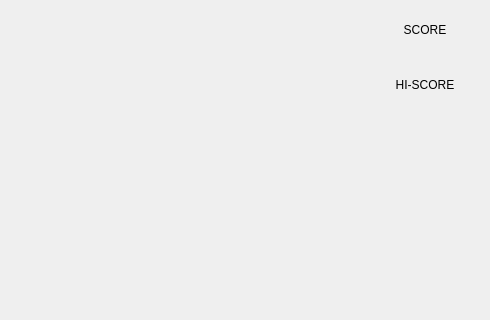
Above: src/widget.ui from alvarosamudio/Tetris-DTK before the change; both pictures show x 0 to 490 and y 169 to 489 of the 490 by 800 pixel window. Below: the same form after it.
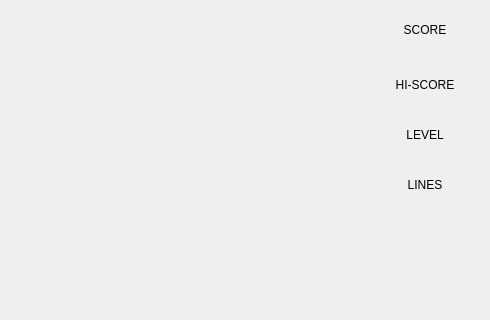
That is the form after the change.

Commit message: feat: add level and lines display to game UI

Patch:
```diff
--- a/src/widget.ui
+++ b/src/widget.ui
@@ -111,6 +111,38 @@
           </property>
          </widget>
         </item>
+        <item>
+         <widget class="QLabel" name="levelLabel">
+          <property name="minimumSize">
+           <size>
+            <width>110</width>
+            <height>40</height>
+           </size>
+          </property>
+          <property name="text">
+           <string>LEVEL</string>
+          </property>
+          <property name="alignment">
+           <set>Qt::AlignCenter</set>
+          </property>
+         </widget>
+        </item>
+        <item>
+         <widget class="QLabel" name="linesLabel">
+          <property name="minimumSize">
+           <size>
+            <width>110</width>
+            <height>40</height>
+           </size>
+          </property>
+          <property name="text">
+           <string>LINES</string>
+          </property>
+          <property name="alignment">
+           <set>Qt::AlignCenter</set>
+          </property>
+         </widget>
+        </item>
        <item>
         <spacer name="verticalSpacer">
          <property name="orientation">
```
The commit also changes 2 other files.
